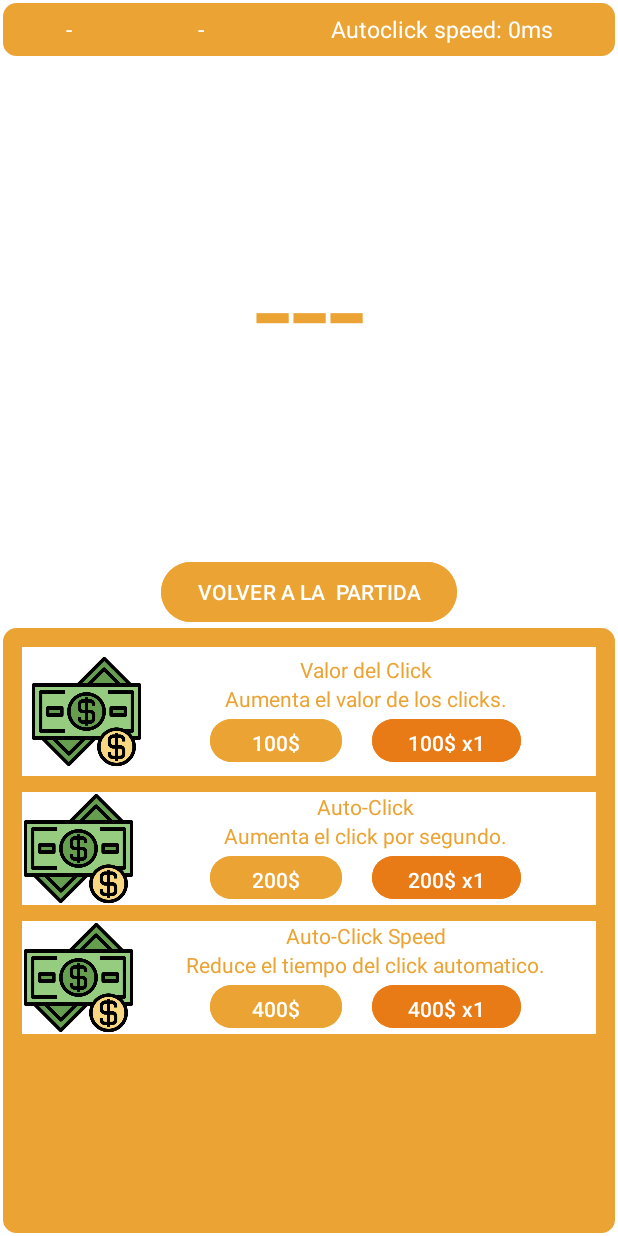
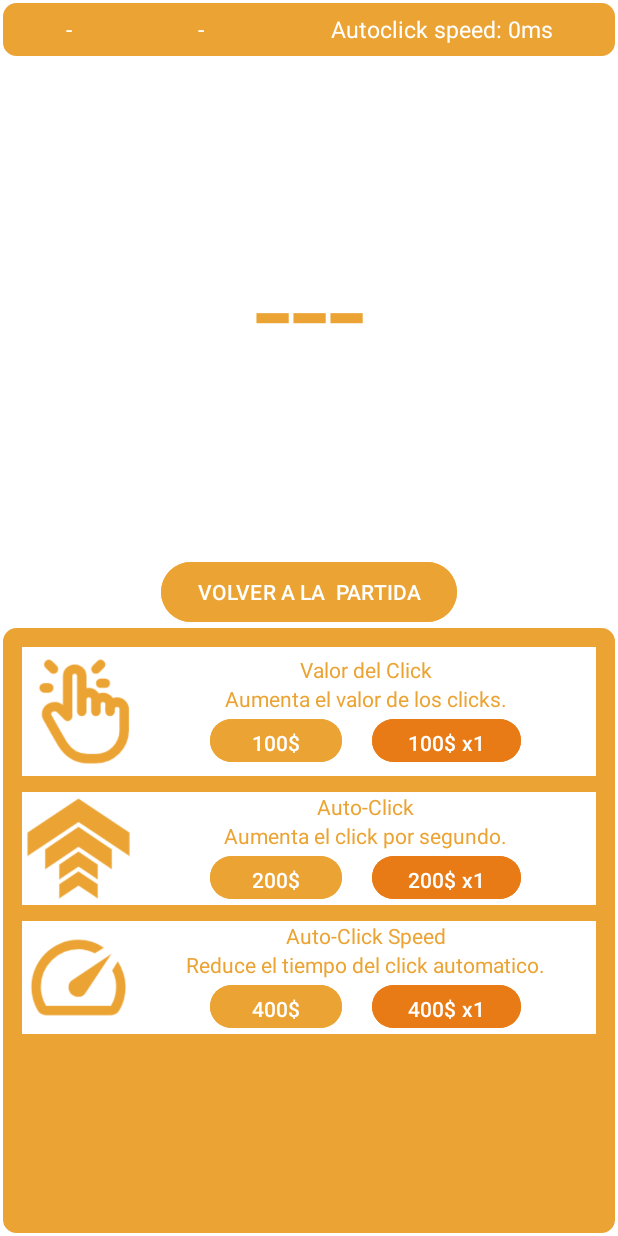
Before and after one commit to AbelAlonso98/ContadorAbelAlonsoJimenez, an Android app: the Compras screen opened directly, with no data from a screen before it, on a phone screen of 412 x 824 dp. Run offline under Robolectric (Android 15) with nearby library versions, the phone set to English and light mode, and no system bars; 7 statements that could not run were skipped.

Commit message:
Icons changed

```diff
--- a/app/src/main/java/com/example/contador/Compras.java
+++ b/app/src/main/java/com/example/contador/Compras.java
@@ -65,9 +65,9 @@ public class Compras extends AppCompatActivity {
 
     public void setContText() {
         // El texto de los botones de la derecha es dinamico, se cargan aquí
-        botonSumaTotal.setText("100$ x" + num.divide(BigDecimal.valueOf(100)));
-        botonSumarAutoTotal.setText("200$ x" + num.divide(BigDecimal.valueOf(200)));
-        botonSumarAutoSpeedTotal.setText("400$ x" + num.divide(BigDecimal.valueOf(400)));
+        botonSumaTotal.setText("100$ x" + num.divide(BigDecimal.valueOf(100), BigDecimal.ROUND_DOWN));
+        botonSumarAutoTotal.setText("200$ x" + num.divide(BigDecimal.valueOf(200), BigDecimal.ROUND_DOWN));
+        botonSumarAutoSpeedTotal.setText("400$ x" + num.divide(BigDecimal.valueOf(400), BigDecimal.ROUND_DOWN));
 
         // Cargo los datos de la barra superior
         textValorClick.setText("Click: " + inc.toString());
@@ -110,16 +110,17 @@ public class Compras extends AppCompatActivity {
 
     public void sumaTotal(View v) {
         // inc += num/100 and num=num%100
-        inc = inc.add(num.divide(BigDecimal.valueOf(100)));
+        inc = inc.add(num.divide(BigDecimal.valueOf(100), BigDecimal.ROUND_DOWN));
         num = num.remainder(BigDecimal.valueOf(100));
         setContText();
     }
 
     public void sumaTotalAuto(View v) {
-        incAuto = incAuto.add(num.divide(BigDecimal.valueOf(200))).setScale(0);
+        incAuto = incAuto.add(num.divide(BigDecimal.valueOf(200), BigDecimal.ROUND_HALF_DOWN));
         num = num.remainder(BigDecimal.valueOf(200));
         setContText();
     }
+
     public void incrementarAutoSpeed(View v) {
         if (num.longValue() >= 400) {
             tiempoAutoClick = (int) (tiempoAutoClick / 1.5);
--- a/app/src/main/res/layout/activity_compras.xml
+++ b/app/src/main/res/layout/activity_compras.xml
@@ -97,10 +97,10 @@
                 app:layout_constraintVertical_bias="0.893">
 
                 <ImageView
-                    android:id="@+id/imagenMejora"
+                    android:id="@+id/img_upgrade_autoclick_orange"
                     android:layout_width="75dp"
                     android:layout_height="75dp"
-                    android:src="@drawable/img_dollar"
+                    style="@style/upgradeClick"
                     android:textAlignment="center" />
 
                 <LinearLayout
@@ -167,7 +167,7 @@
                     android:id="@+id/imagenMejora2"
                     android:layout_width="75dp"
                     android:layout_height="75dp"
-                    android:src="@drawable/img_dollar"
+                    style="@style/upgradeAutoClick"
                     android:textAlignment="center" />
 
                 <LinearLayout
@@ -234,7 +234,7 @@
                     android:id="@+id/imagenMejora3"
                     android:layout_width="75dp"
                     android:layout_height="75dp"
-                    android:src="@drawable/img_dollar"
+                    style="@style/upgradeSpeed"
                     android:textAlignment="center" />
 
                 <LinearLayout
@@ -242,6 +242,7 @@
                     android:layout_width="match_parent"
                     android:layout_height="match_parent"
                     android:orientation="vertical">
+
 
                     <TextView
                         android:id="@+id/tituloMejora3"
--- a/app/src/main/res/values-night/darkTheme.xml
+++ b/app/src/main/res/values-night/darkTheme.xml
@@ -33,6 +33,19 @@
         <item name="android:layout_height">35dp</item>
     </style>
 
+    <style name="upgradeClick">
+        <item name="srcCompat">@drawable/img_upgrade_click_pink</item>
+    </style>
+
+    <style name="upgradeAutoClick">
+        <item name="srcCompat">@drawable/img_upgrade_autoclick_pink</item>
+    </style>
+
+    <style name="upgradeSpeed">
+        <item name="srcCompat">@drawable/img_upgrade_speed_pink</item>
+    </style>
+
+
     <style name="shopImage">
         <item name="srcCompat">@drawable/img_shop_pink</item>
         <item name="android:layout_width">35dp</item>
--- a/app/src/main/res/values/lightTheme.xml
+++ b/app/src/main/res/values/lightTheme.xml
@@ -39,6 +39,18 @@
         <item name="android:layout_height">35dp</item>
     </style>
 
+    <style name="upgradeClick">
+        <item name="srcCompat">@drawable/img_upgrade_click_orange</item>
+    </style>
+
+    <style name="upgradeAutoClick">
+        <item name="srcCompat">@drawable/img_upgrade_autoclick_orange</item>
+    </style>
+
+    <style name="upgradeSpeed">
+        <item name="srcCompat">@drawable/img_upgrade_speed_orange</item>
+    </style>
+
     <style name="shopImage">
         <item name="srcCompat">@drawable/img_shop_orange</item>
         <item name="android:layout_width">35dp</item>
```
Also changed, not shown: app/src/main/res/drawable/img_upgrade_autoclick_orange.png (added), app/src/main/res/drawable/img_upgrade_autoclick_pink.png (added), app/src/main/res/drawable/img_upgrade_click_orange.png (added), app/src/main/res/drawable/img_upgrade_click_pink.png (added), app/src/main/res/drawable/img_upgrade_speed_orange.png (added), app/src/main/res/drawable/img_upgrade_speed_pink.png (added).
